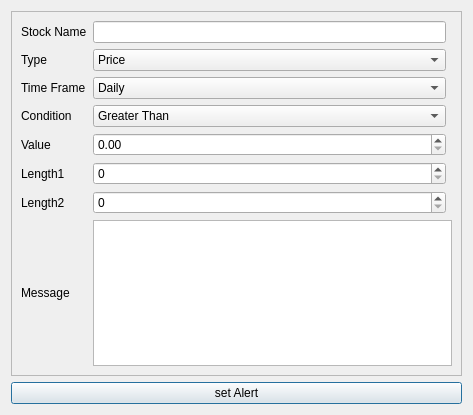
First picture: the form in UIFiles/alertDialog.ui, repository ShubhamMandavkar/TYLiveProjectt-StockAutomationSystem, before the edit.
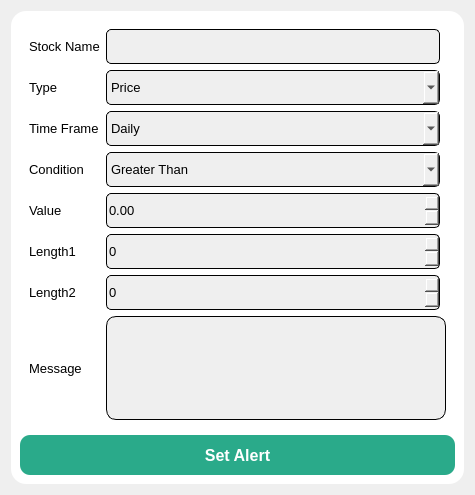
Second picture: the form after the edit.

```diff
--- a/UIFiles/alertDialog.ui
+++ b/UIFiles/alertDialog.ui
@@ -6,8 +6,8 @@
    <rect>
     <x>0</x>
     <y>0</y>
-    <width>473</width>
-    <height>415</height>
+    <width>475</width>
+    <height>495</height>
    </rect>
   </property>
   <property name="windowTitle">
@@ -15,6 +15,23 @@
   </property>
   <layout class="QVBoxLayout" name="verticalLayout">
    <item>
+    <widget class="QFrame" name="frame_2">
+     <property name="styleSheet">
+      <string notr="true">QFrame{
+	color: rgb(0, 0, 0);
+	border-radius : 15px;
+	background-color:  white;
+}
+</string>
+     </property>
+     <property name="frameShape">
+      <enum>QFrame::StyledPanel</enum>
+     </property>
+     <property name="frameShadow">
+      <enum>QFrame::Raised</enum>
+     </property>
+     <layout class="QGridLayout" name="gridLayout_2">
+      <item row="0" column="0">
     <widget class="QFrame" name="frame">
      <property name="frameShape">
       <enum>QFrame::StyledPanel</enum>
@@ -25,6 +42,11 @@
      <layout class="QGridLayout" name="gridLayout">
       <item row="1" column="0">
        <widget class="QLabel" name="lblAlertType">
+           <property name="font">
+            <font>
+             <pointsize>10</pointsize>
+            </font>
+           </property>
         <property name="text">
          <string>Type</string>
         </property>
@@ -32,6 +54,25 @@
       </item>
       <item row="5" column="2">
        <widget class="QSpinBox" name="sbLen1">
+           <property name="minimumSize">
+            <size>
+             <width>0</width>
+             <height>35</height>
+            </size>
+           </property>
+           <property name="font">
+            <font>
+             <pointsize>10</pointsize>
+            </font>
+           </property>
+           <property name="styleSheet">
+            <string notr="true">QSpinBox{
+	color: rgb(0, 0, 0);
+	background-color: rgb(239, 239, 239);
+	border : 1px solid black;
+	border-radius : 5px;
+}</string>
+           </property>
         <property name="maximum">
          <number>5000</number>
         </property>
@@ -39,6 +80,11 @@
       </item>
       <item row="7" column="0">
        <widget class="QLabel" name="lblAlertMsg">
+           <property name="font">
+            <font>
+             <pointsize>10</pointsize>
+            </font>
+           </property>
         <property name="text">
          <string>Message</string>
         </property>
@@ -46,6 +92,11 @@
       </item>
       <item row="4" column="0">
        <widget class="QLabel" name="lblAlertVal">
+           <property name="font">
+            <font>
+             <pointsize>10</pointsize>
+            </font>
+           </property>
         <property name="text">
          <string>Value</string>
         </property>
@@ -53,6 +104,11 @@
       </item>
       <item row="2" column="0">
        <widget class="QLabel" name="lblTimeFrame">
+           <property name="font">
+            <font>
+             <pointsize>10</pointsize>
+            </font>
+           </property>
         <property name="text">
          <string>Time Frame</string>
         </property>
@@ -60,6 +116,11 @@
       </item>
       <item row="3" column="0">
        <widget class="QLabel" name="lblAlertCond">
+           <property name="font">
+            <font>
+             <pointsize>10</pointsize>
+            </font>
+           </property>
         <property name="text">
          <string>Condition</string>
         </property>
@@ -67,6 +128,25 @@
       </item>
       <item row="4" column="2">
        <widget class="QDoubleSpinBox" name="dsbAlertVal">
+           <property name="minimumSize">
+            <size>
+             <width>0</width>
+             <height>35</height>
+            </size>
+           </property>
+           <property name="font">
+            <font>
+             <pointsize>10</pointsize>
+            </font>
+           </property>
+           <property name="styleSheet">
+            <string notr="true">QDoubleSpinBox{
+	color: rgb(0, 0, 0);
+	background-color: rgb(239, 239, 239);
+	border : 1px solid black;
+	border-radius : 5px;
+}</string>
+           </property>
         <property name="maximum">
          <double>10000000.000000000000000</double>
         </property>
@@ -74,6 +154,25 @@
       </item>
       <item row="1" column="2">
        <widget class="QComboBox" name="cmbAlertType">
+           <property name="minimumSize">
+            <size>
+             <width>0</width>
+             <height>35</height>
+            </size>
+           </property>
+           <property name="font">
+            <font>
+             <pointsize>10</pointsize>
+            </font>
+           </property>
+           <property name="styleSheet">
+            <string notr="true">QComboBox{
+	color: rgb(0, 0, 0);
+	background-color: rgb(239, 239, 239);
+	border : 1px solid black;
+	border-radius : 5px;
+}</string>
+           </property>
         <item>
          <property name="text">
           <string>Price</string>
@@ -98,6 +197,25 @@
       </item>
       <item row="3" column="2">
        <widget class="QComboBox" name="cmbAlertCond">
+           <property name="minimumSize">
+            <size>
+             <width>0</width>
+             <height>35</height>
+            </size>
+           </property>
+           <property name="font">
+            <font>
+             <pointsize>10</pointsize>
+            </font>
+           </property>
+           <property name="styleSheet">
+            <string notr="true">QComboBox{
+	color: rgb(0, 0, 0);
+	background-color: rgb(239, 239, 239);
+	border : 1px solid black;
+	border-radius : 5px;
+}</string>
+           </property>
         <item>
          <property name="text">
           <string>Greater Than</string>
@@ -112,6 +230,11 @@
       </item>
       <item row="0" column="0">
        <widget class="QLabel" name="lblStkName">
+           <property name="font">
+            <font>
+             <pointsize>10</pointsize>
+            </font>
+           </property>
         <property name="text">
          <string>Stock Name</string>
         </property>
@@ -119,6 +242,25 @@
       </item>
       <item row="0" column="2">
        <widget class="QLineEdit" name="leStkName">
+           <property name="minimumSize">
+            <size>
+             <width>0</width>
+             <height>35</height>
+            </size>
+           </property>
+           <property name="font">
+            <font>
+             <pointsize>10</pointsize>
+            </font>
+           </property>
+           <property name="styleSheet">
+            <string notr="true">QLineEdit{
+	color: rgb(0, 0, 0);
+	background-color: rgb(239, 239, 239);
+	border : 1px solid black;
+	border-radius : 5px;
+}</string>
+           </property>
         <property name="readOnly">
          <bool>true</bool>
         </property>
@@ -126,6 +268,11 @@
       </item>
       <item row="6" column="0">
        <widget class="QLabel" name="lblLen2">
+           <property name="font">
+            <font>
+             <pointsize>10</pointsize>
+            </font>
+           </property>
         <property name="text">
          <string>Length2</string>
         </property>
@@ -133,16 +280,60 @@
       </item>
       <item row="6" column="2">
        <widget class="QSpinBox" name="sbLen2">
+           <property name="minimumSize">
+            <size>
+             <width>0</width>
+             <height>35</height>
+            </size>
+           </property>
+           <property name="font">
+            <font>
+             <pointsize>10</pointsize>
+            </font>
+           </property>
+           <property name="styleSheet">
+            <string notr="true">QSpinBox{
+	color: rgb(0, 0, 0);
+	background-color: rgb(239, 239, 239);
+	border : 1px solid black;
+	border-radius : 5px;
+}</string>
+           </property>
         <property name="maximum">
          <number>5000</number>
         </property>
        </widget>
       </item>
       <item row="7" column="2" colspan="2">
-       <widget class="QTextEdit" name="txteMsg"/>
+          <widget class="QTextEdit" name="txteMsg">
+           <property name="minimumSize">
+            <size>
+             <width>0</width>
+             <height>50</height>
+            </size>
+           </property>
+           <property name="font">
+            <font>
+             <pointsize>10</pointsize>
+            </font>
+           </property>
+           <property name="styleSheet">
+            <string notr="true">QTextEdit{
+	color: rgb(0, 0, 0);
+	background-color: rgb(239, 239, 239);
+	border : 1px solid black;
+	border-radius : 10px;
+}</string>
+           </property>
+          </widget>
       </item>
       <item row="5" column="0">
        <widget class="QLabel" name="lblLen1">
+           <property name="font">
+            <font>
+             <pointsize>10</pointsize>
+            </font>
+           </property>
         <property name="text">
          <string>Length1</string>
         </property>
@@ -150,6 +341,25 @@
       </item>
       <item row="2" column="2">
        <widget class="QComboBox" name="cmbTimeFrame">
+           <property name="minimumSize">
+            <size>
+             <width>0</width>
+             <height>35</height>
+            </size>
+           </property>
+           <property name="font">
+            <font>
+             <pointsize>10</pointsize>
+            </font>
+           </property>
+           <property name="styleSheet">
+            <string notr="true">QComboBox{
+	color: rgb(0, 0, 0);
+	background-color: rgb(239, 239, 239);
+	border : 1px solid black;
+	border-radius : 5px;
+}</string>
+           </property>
         <item>
          <property name="text">
           <string>Daily</string>
@@ -170,11 +380,39 @@
      </layout>
     </widget>
    </item>
-   <item>
+      <item row="1" column="0">
     <widget class="QPushButton" name="btnSetAlert">
+        <property name="minimumSize">
+         <size>
+          <width>0</width>
+          <height>40</height>
+         </size>
+        </property>
+        <property name="font">
+         <font>
+          <pointsize>12</pointsize>
+          <bold>true</bold>
+         </font>
+        </property>
+        <property name="styleSheet">
+         <string notr="true">QPushButton{
+	background-color: #2AAA8A;
+	color: rgb(255, 255, 255);
+	border-radius : 10px;
+	padding: 5px;	
+}
+
+QPushButton:hover{
+	background-color: rgb(46, 186, 151);
+	color: rgb(0, 0, 0);
+}</string>
+        </property>
      <property name="text">
-      <string>set Alert</string>
-     </property>
+         <string>Set Alert</string>
+        </property>
+       </widget>
+      </item>
+     </layout>
     </widget>
    </item>
   </layout>
```
Lines whose indentation alone changed are shown as unchanged.
